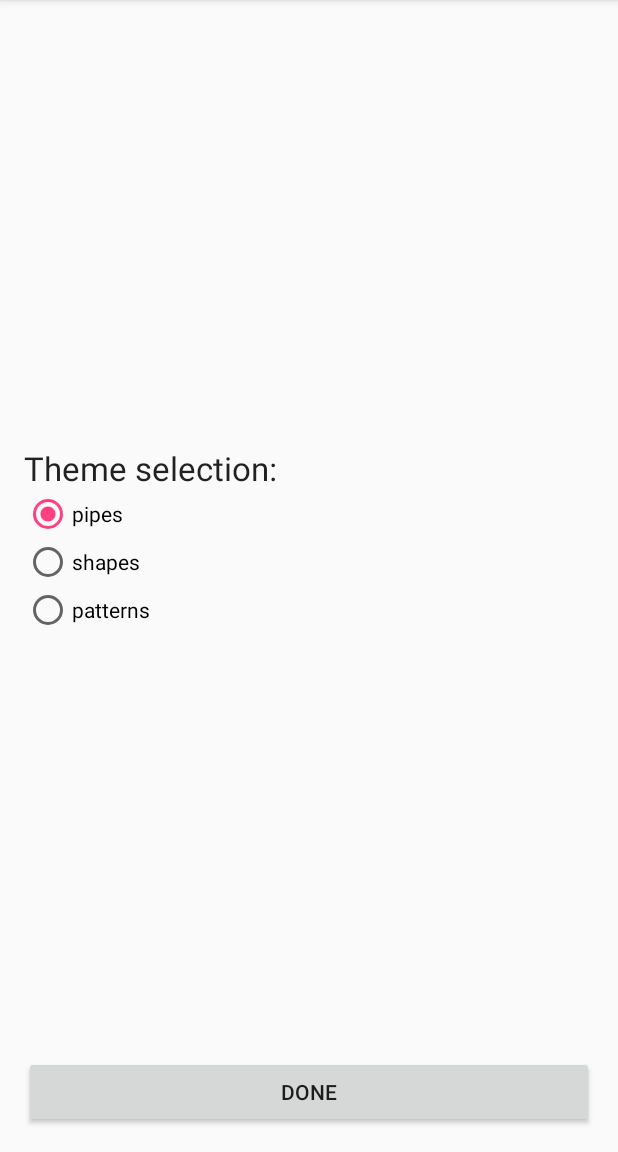
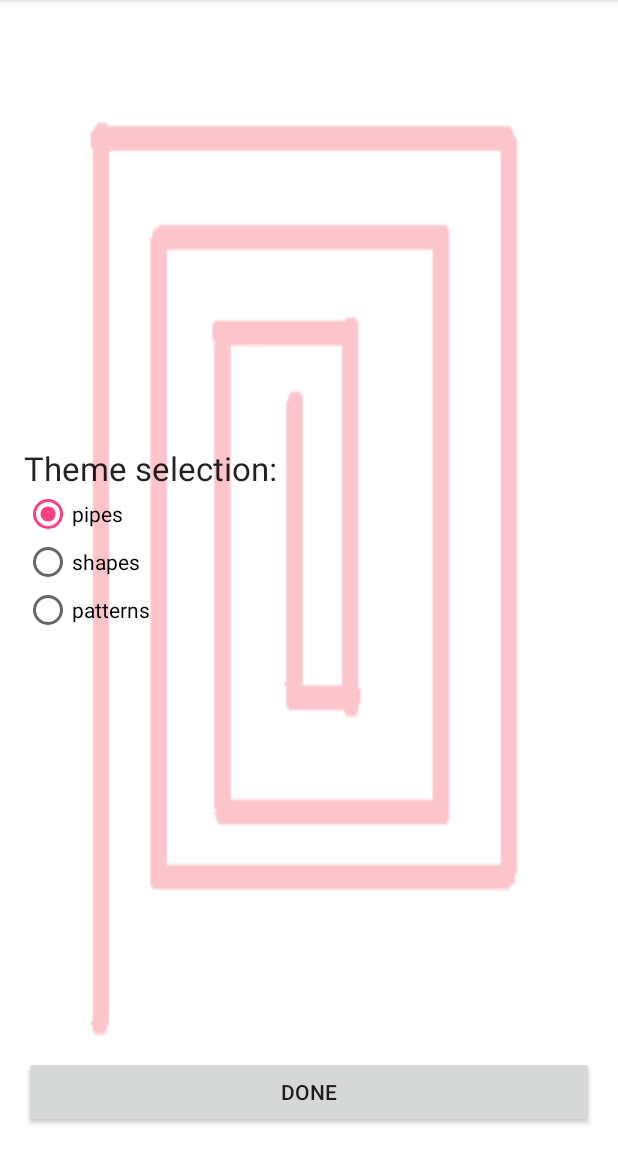
Before and after one commit to jedixo/CP3307_mobileTech_a1_blockPuzzle, an Android app: the screen it shows after launch (SettingsActivity), on a phone screen of 412 x 824 dp, the part 84-1236 px from its top. Run offline under Robolectric (Android 15) with nearby library versions, the phone set to English and light mode, and no system bars.

Commit message:
practically finished

```diff
--- a/app/src/main/java/com/example/jake_/cp3307_a1/SettingsActivity.java
+++ b/app/src/main/java/com/example/jake_/cp3307_a1/SettingsActivity.java
@@ -15,6 +15,9 @@ public class SettingsActivity extends AppCompatActivity {
 
     private RadioGroup radioThemeGroup;
 
+    private int[] images = {R.drawable.eg1, R.drawable.eg2, R.drawable.eg3};
+    private String theme = "pipes";
+
     @Override
     protected void onCreate(Bundle savedInstanceState) {
         super.onCreate(savedInstanceState);
@@ -25,6 +28,8 @@ public class SettingsActivity extends AppCompatActivity {
         ImageViewController.clearBitmaps();
 
         radioThemeGroup = (RadioGroup) findViewById(R.id.radioTheme);
+
+        changeBgImage(0);
     }
 
     /**
@@ -33,13 +38,43 @@ public class SettingsActivity extends AppCompatActivity {
      * @param view - the view
      */
     public void DonePressed(View view) {
+        Intent intent = new Intent(this, MainActivity.class);
+        intent.putExtra("theme", theme);
+        startActivity(intent);
+    }
+
+    /**
+     * radio button listener
+     * sets the background and the theme variable
+     *
+     * @param view - the view
+     */
+    public void radButtonPressed(View view) {
         int selectedID = radioThemeGroup.getCheckedRadioButtonId();
         RadioButton radioThemeButton = (RadioButton) findViewById(selectedID);
 
         if (radioThemeButton != null) {
-            Intent intent = new Intent(this, MainActivity.class);
-            intent.putExtra("theme", radioThemeButton.getText());
-            startActivity(intent);
+
+            if (radioThemeButton.getText().equals(theme = "pipes")) {
+                changeBgImage(0);
+
+            } else if (radioThemeButton.getText().equals(theme = "shapes")) {
+                changeBgImage(1);
+
+            } else {
+                theme = "patterns";
+                changeBgImage(2);
+            }
         }
     }
+
+    /**
+     * changeBgImage - changes the activity background image
+     *
+     * @param image - the resource for the image
+     */
+    private void changeBgImage(int image) {
+        View view = this.getWindow().getDecorView();
+        view.setBackgroundResource(images[image]);
+    }
 }
--- a/app/src/main/res/layout/content_settings.xml
+++ b/app/src/main/res/layout/content_settings.xml
@@ -34,19 +34,22 @@
             android:layout_width="match_parent"
             android:layout_height="wrap_content"
             android:text="pipes"
-            android:checked="true" />
+            android:checked="true"
+            android:onClick="radButtonPressed" />
 
         <RadioButton
             android:id="@+id/radioShapes"
             android:layout_width="match_parent"
             android:layout_height="wrap_content"
-            android:text="shapes" />
+            android:text="shapes"
+            android:onClick="radButtonPressed" />
 
         <RadioButton
             android:id="@+id/radioPatterns"
             android:layout_width="match_parent"
             android:layout_height="wrap_content"
-            android:text="patterns" />
+            android:text="patterns"
+            android:onClick="radButtonPressed" />
 
     </RadioGroup>
 
```
Also changed, not shown: app/src/main/res/drawable/eg1.png (added), app/src/main/res/drawable/eg2.png (added), app/src/main/res/drawable/eg3.png (added), app/src/main/res/drawable/patterns4.png, app/src/main/res/drawable/pipe1.png, app/src/main/res/drawable/shape1.png, 6 other files.
